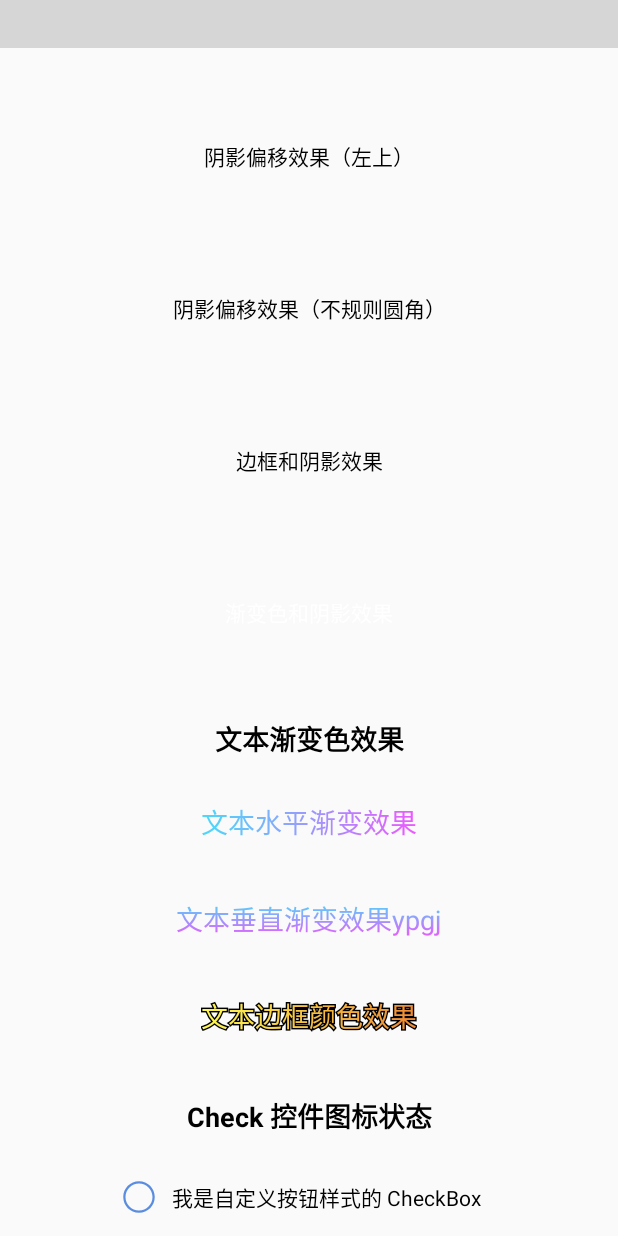
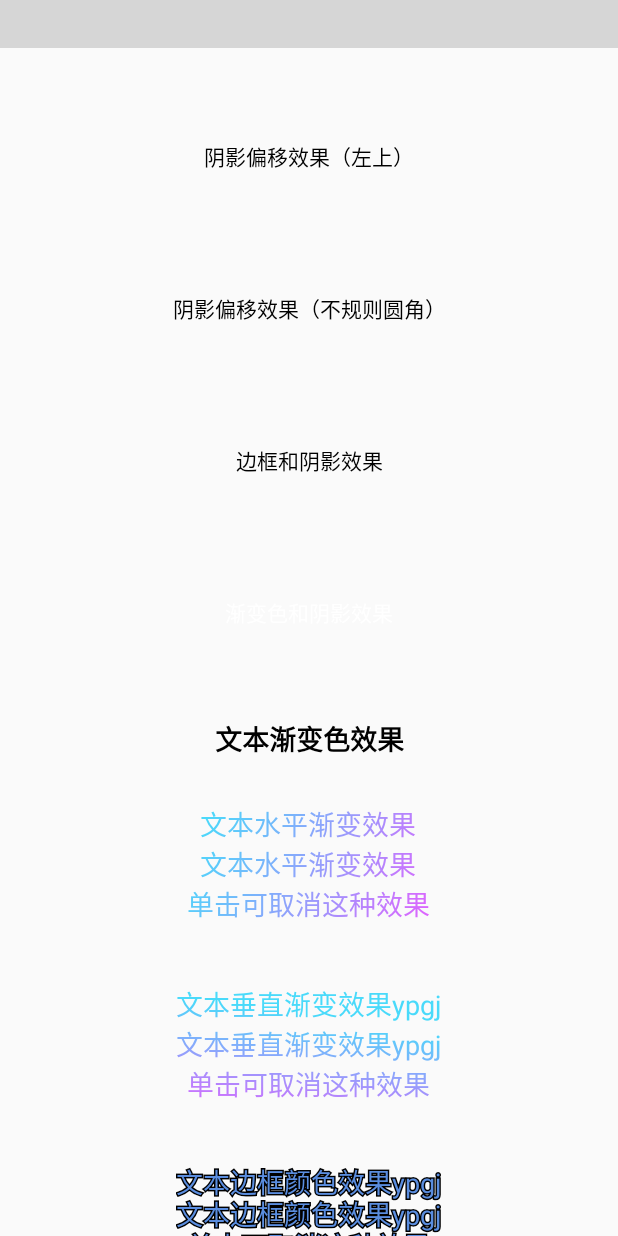
Before and after one commit to getActivity/ShapeView, an Android app: the screen it shows after launch (MainActivity), scrolled down 1108 dp, on a phone screen of 412 x 824 dp. Run offline under Robolectric (Android 15) with nearby library versions, the phone set to English and light mode, and no system bars; plain views replace TitleBar; 17 statements that could not run were skipped; grey boxes are pictures that could not be loaded.

Commit message:
修复无法在文本多行的情况下显示文本渐变色的问题

```diff
--- a/app/src/main/java/com/hjq/shape/demo/MainActivity.java
+++ b/app/src/main/java/com/hjq/shape/demo/MainActivity.java
@@ -4,10 +4,11 @@ import android.content.Intent;
 import android.net.Uri;
 import android.os.Bundle;
 import android.support.v7.app.AppCompatActivity;
-import android.view.View;
 import com.hjq.bar.OnTitleBarListener;
 import com.hjq.bar.TitleBar;
+import com.hjq.shape.builder.TextColorBuilder;
 import com.hjq.shape.view.ShapeButton;
+import com.hjq.shape.view.ShapeTextView;
 
 public class MainActivity extends AppCompatActivity {
 
@@ -27,10 +28,7 @@ public class MainActivity extends AppCompatActivity {
         });
 
         ShapeButton shapeButton = findViewById(R.id.btn_main_test);
-        shapeButton.setOnClickListener(new View.OnClickListener() {
-            @Override
-            public void onClick(View v) {
-
+        shapeButton.setOnClickListener(v -> {
             shapeButton.getShapeDrawableBuilder()
                     .setSolidColor(0xFF000000)
                     .setStrokeColor(0xFF5A8DDF)
@@ -41,6 +39,51 @@ public class MainActivity extends AppCompatActivity {
                     .intoTextColor();
 
             shapeButton.setText("颜色已经改变啦");
+        });
+
+        ShapeTextView gradientHorizontalTextView = findViewById(R.id.tv_main_gradient_horizontal);
+        gradientHorizontalTextView.setOnClickListener(v -> {
+            TextColorBuilder textColorBuilder = gradientHorizontalTextView.getTextColorBuilder();
+            if (textColorBuilder.isTextGradientColorsEnable()) {
+                textColorBuilder.clearTextGradientColor();
+            } else {
+                textColorBuilder.setTextGradientColors(new int[] {0xFF49DAFA, 0xFFED58FF})
+                    .intoTextColor();
+            }
+        });
+
+        ShapeTextView gradientVerticalTextView = findViewById(R.id.tv_main_gradient_vertical);
+        gradientVerticalTextView.setOnClickListener(v -> {
+            TextColorBuilder textColorBuilder = gradientVerticalTextView.getTextColorBuilder();
+            if (textColorBuilder.isTextGradientColorsEnable()) {
+                textColorBuilder.clearTextGradientColor();
+            } else {
+                textColorBuilder.setTextGradientColors(new int[] {0xFF49DAFA, 0xFFED58FF})
+                    .intoTextColor();
+            }
+        });
+
+        ShapeTextView strokeTextView = findViewById(R.id.tv_main_stroke);
+        strokeTextView.setOnClickListener(v -> {
+            TextColorBuilder textColorBuilder = strokeTextView.getTextColorBuilder();
+            if (textColorBuilder.isTextStrokeColorEnable()) {
+                textColorBuilder.clearTextStrokeColor();
+            } else {
+                textColorBuilder.setTextStrokeColor(0xFF000000)
+                    .intoTextColor();
+            }
+        });
+
+        ShapeTextView gradientAndStrokeTextView = findViewById(R.id.tv_main_gradient_and_stroke);
+        gradientAndStrokeTextView.setOnClickListener(v -> {
+            TextColorBuilder textColorBuilder = gradientAndStrokeTextView.getTextColorBuilder();
+            if (textColorBuilder.isTextGradientColorsEnable() && textColorBuilder.isTextStrokeColorEnable()) {
+                textColorBuilder.clearTextGradientColor();
+                textColorBuilder.clearTextStrokeColor();
+            } else {
+                textColorBuilder.setTextGradientColors(new int[] {0xFF49DAFA, 0xFFED58FF})
+                    .setTextStrokeColor(0xFF000000)
+                    .intoTextColor();
             }
         });
     }
--- a/app/src/main/res/layout/activity_main.xml
+++ b/app/src/main/res/layout/activity_main.xml
@@ -367,38 +367,53 @@
                 android:textStyle="bold" />
 
             <com.hjq.shape.view.ShapeTextView
+                android:id="@+id/tv_main_gradient_horizontal"
                 android:layout_width="wrap_content"
                 android:layout_height="wrap_content"
                 android:layout_margin="10dp"
                 android:gravity="center"
                 android:padding="10dp"
-                android:text="文本水平渐变效果"
+                android:text="文本水平渐变效果\n文本水平渐变效果\n单击可取消这种效果"
                 android:textSize="18sp"
                 app:shape_textEndColor="#ED58FF"
                 app:shape_textGradientOrientation="horizontal"
                 app:shape_textStartColor="#49DAFA" />
 
             <com.hjq.shape.view.ShapeTextView
+                android:id="@+id/tv_main_gradient_vertical"
                 android:layout_width="wrap_content"
                 android:layout_height="wrap_content"
                 android:layout_margin="10dp"
                 android:gravity="center"
                 android:padding="10dp"
-                android:text="文本垂直渐变效果ypgj"
+                android:text="文本垂直渐变效果ypgj\n文本垂直渐变效果ypgj\n单击可取消这种效果"
                 android:textSize="18sp"
                 app:shape_textEndColor="#ED58FF"
                 app:shape_textGradientOrientation="vertical"
                 app:shape_textStartColor="#49DAFA" />
 
             <com.hjq.shape.view.ShapeTextView
+                android:id="@+id/tv_main_stroke"
                 android:layout_width="wrap_content"
                 android:layout_height="wrap_content"
                 android:layout_margin="10dp"
                 android:gravity="center"
                 android:padding="10dp"
-                android:text="文本边框颜色效果"
+                android:text="文本边框颜色效果ypgj\n文本边框颜色效果ypgj\n单击可取消这种效果"
                 android:textSize="18sp"
                 app:shape_textColor="#5A8DDF"
+                app:shape_textStrokeColor="#FF000000"
+                app:shape_textStrokeSize="2sp" />
+
+            <com.hjq.shape.view.ShapeTextView
+                android:id="@+id/tv_main_gradient_and_stroke"
+                android:layout_width="wrap_content"
+                android:layout_height="wrap_content"
+                android:layout_margin="10dp"
+                android:gravity="center"
+                android:padding="10dp"
+                android:text="文本边框色+渐变色效果ypgj\n文本边框色+渐变色效果ypgj\n单击可取消这种效果"
+                android:textSize="18sp"
                 app:shape_textEndColor="#f08833"
                 app:shape_textGradientOrientation="horizontal"
                 app:shape_textStartColor="#fefa54"
--- a/library/src/main/java/com/hjq/shape/builder/TextColorBuilder.java
+++ b/library/src/main/java/com/hjq/shape/builder/TextColorBuilder.java
@@ -2,16 +2,22 @@ package com.hjq.shape.builder;
 
 import android.content.res.ColorStateList;
 import android.content.res.TypedArray;
+import android.graphics.Canvas;
 import android.graphics.Color;
+import android.graphics.LinearGradient;
+import android.graphics.Paint;
+import android.graphics.Shader;
+import android.support.annotation.NonNull;
 import android.support.annotation.Nullable;
 import android.text.SpannableStringBuilder;
 import android.text.Spanned;
+import android.widget.LinearLayout;
 import android.widget.TextView;
+import android.widget.TextView.BufferType;
 import com.hjq.shape.config.ITextColorStyleable;
 import com.hjq.shape.config.ITextViewAttribute;
 import com.hjq.shape.other.TextViewAttribute;
 import com.hjq.shape.span.LinearGradientFontSpan;
-import com.hjq.shape.span.MultiFontSpan;
 import com.hjq.shape.span.StrokeFontSpan;
 
 /**
@@ -21,6 +27,11 @@ import com.hjq.shape.span.StrokeFontSpan;
  *    desc   : TextColor 构建类
  */
 public final class TextColorBuilder {
+
+    /** 水平渐变方向 */
+    public static final int GRADIENT_ORIENTATION_HORIZONTAL = LinearLayout.HORIZONTAL;
+    /** 垂直渐变方向 */
+    public static final int GRADIENT_ORIENTATION_VERTICAL = LinearLayout.VERTICAL;
 
     private final TextView mTextView;
     private final ITextViewAttribute mTextViewAttribute;
@@ -194,39 +205,37 @@ public final class TextColorBuilder {
         return mTextStrokeColor != Color.TRANSPARENT && mTextStrokeSize > 0;
     }
 
-    public void clearTextSpannable() {
-        mTextStrokeColor = Color.TRANSPARENT;
-        mTextStrokeSize = 0;
+    /**
+     * 清除文本渐变色
+     */
+    public void clearTextGradientColor() {
         if (!isTextGradientColorsEnable()) {
             mTextView.setTextColor(mTextColor);
         }
-        mTextView.setText(mTextView.getText().toString());
+        mTextGradientColors = null;
+        mTextView.postInvalidate();
     }
 
-    public SpannableStringBuilder buildTextSpannable(CharSequence text) {
+    /**
+     * 清除文本边框色
+     */
+    public void clearTextStrokeColor() {
+        mTextStrokeColor = Color.TRANSPARENT;
+        mTextView.setText(mTextView.getText().toString(), BufferType.NORMAL);
+    }
+
+    public SpannableStringBuilder buildStrokeFontSpannable(CharSequence text) {
         SpannableStringBuilder builder = new SpannableStringBuilder(text);
 
-        LinearGradientFontSpan linearGradientFontSpan = null;
         StrokeFontSpan strokeFontSpan = null;
 
-        if (isTextGradientColorsEnable()) {
-            linearGradientFontSpan = new LinearGradientFontSpan(mTextViewAttribute)
-                    .setTextGradientColor(mTextGradientColors)
-                    .setTextGradientOrientation(mTextGradientOrientation)
-                    .setTextGradientPositions(null);
-        }
         if (isTextStrokeColorEnable()) {
             strokeFontSpan = new StrokeFontSpan(mTextViewAttribute)
                     .setTextStrokeColor(mTextStrokeColor)
                     .setTextStrokeSize(mTextStrokeSize);
         }
 
-        if (linearGradientFontSpan != null && strokeFontSpan != null) {
-            MultiFontSpan multiFontSpan = new MultiFontSpan(mTextViewAttribute, strokeFontSpan, linearGradientFontSpan);
-            builder.setSpan(multiFontSpan, 0, builder.length(), Spanned.SPAN_EXCLUSIVE_EXCLUSIVE);
-        } else if (linearGradientFontSpan != null) {
-            builder.setSpan(linearGradientFontSpan, 0, builder.length(), Spanned.SPAN_EXCLUSIVE_EXCLUSIVE);
-        } else if (strokeFontSpan != null) {
+        if (strokeFontSpan != null) {
             strokeFontSpan.setTextSolidColor(mTextColor);
             builder.setSpan(strokeFontSpan, 0, builder.length(), Spanned.SPAN_EXCLUSIVE_EXCLUSIVE);
         }
@@ -294,9 +303,41 @@ public final class TextColorBuilder {
     }
 
     public void intoTextColor() {
+        if (isTextGradientColorsEnable()) {
+            // 如果 TextView 设置了不透明，那么就强制给它设置成不透明的
+            mTextColor = mTextColor | 0xFF000000;
+        }
+
         mTextView.setTextColor(buildColorState());
-        if (isTextGradientColorsEnable() || isTextStrokeColorEnable()) {
-            mTextView.setText(buildTextSpannable(mTextView.getText()));
+
+        if (isTextStrokeColorEnable()) {
+            mTextView.setText(buildStrokeFontSpannable(mTextView.getText().toString()), BufferType.SPANNABLE);
+        }
+
+        mTextView.postInvalidate();
+    }
+
+    public void onDraw(@NonNull Canvas canvas, Paint paint) {
+        if (isTextGradientColorsEnable()) {
+            LinearGradient linearGradient;
+            if (mTextGradientOrientation == GRADIENT_ORIENTATION_VERTICAL) {
+                linearGradient = new LinearGradient(
+                    mTextView.getPaddingLeft(), mTextView.getPaddingTop(), 0,
+                    (float) canvas.getHeight() - mTextView.getPaddingBottom(),
+                    mTextGradientColors, null, Shader.TileMode.CLAMP);
+            } else {
+                linearGradient = new LinearGradient(
+                    mTextView.getPaddingLeft(), mTextView.getPaddingTop(),
+                    (float) canvas.getWidth() - mTextView.getPaddingEnd(),
+                    (float) canvas.getHeight() - mTextView.getPaddingBottom(),
+                    mTextGradientColors, null, Shader.TileMode.CLAMP);
+            }
+            paint.setShader(linearGradient);
+        } else {
+            Shader shader = paint.getShader();
+            if (shader instanceof LinearGradient) {
+                paint.setShader(null);
+            }
         }
     }
 }
--- a/library/src/main/java/com/hjq/shape/span/StrokeFontSpan.java
+++ b/library/src/main/java/com/hjq/shape/span/StrokeFontSpan.java
@@ -52,6 +52,8 @@ public class StrokeFontSpan extends CommonFontSpan {
     public void onDraw(@NonNull Canvas canvas, @NonNull Paint paint, CharSequence text, float textWidth,
                                 int start, int end, float x, int top, int y, int bottom) {
         mStrokePaint.set(paint);
+        // 这里要把 Shader 清掉，避免把文本渐变色也带进来
+        mStrokePaint.setShader(null);
         // 设置抗锯齿
         mStrokePaint.setAntiAlias(true);
         // 设置防抖动
@@ -66,7 +68,7 @@ public class StrokeFontSpan extends CommonFontSpan {
         // 绘制文本描边
         canvas.drawText(text, start, end, x, y, mStrokePaint);
 
-        // 绘制文本内容
+        // 绘制原文本内容
         if (mTextSolidColor != Color.TRANSPARENT) {
             paint.setColor(mTextSolidColor);
             canvas.drawText(text, start, end, x, y, paint);
--- a/library/src/main/java/com/hjq/shape/view/ShapeButton.java
+++ b/library/src/main/java/com/hjq/shape/view/ShapeButton.java
@@ -2,9 +2,9 @@ package com.hjq.shape.view;
 
 import android.content.Context;
 import android.content.res.TypedArray;
+import android.graphics.Canvas;
 import android.support.v7.widget.AppCompatButton;
 import android.util.AttributeSet;
-
 import com.hjq.shape.R;
 import com.hjq.shape.builder.ShapeDrawableBuilder;
 import com.hjq.shape.builder.TextColorBuilder;
@@ -43,12 +43,7 @@ public class ShapeButton extends AppCompatButton implements
         typedArray.recycle();
 
         mShapeDrawableBuilder.intoBackground();
-
-        if (mTextColorBuilder.isTextGradientColorsEnable() || mTextColorBuilder.isTextStrokeColorEnable()) {
-            setText(getText());
-        } else {
-            mTextColorBuilder.intoTextColor();
-        }
+        mTextColorBuilder.intoTextColor();
     }
 
     @Override
@@ -62,12 +57,19 @@ public class ShapeButton extends AppCompatButton implements
 
     @Override
     public void setText(CharSequence text, BufferType type) {
-        if (mTextColorBuilder != null &&
-                (mTextColorBuilder.isTextGradientColorsEnable() || mTextColorBuilder.isTextStrokeColorEnable())) {
-            super.setText(mTextColorBuilder.buildTextSpannable(text), type);
+        if (type != BufferType.SPANNABLE  &&
+            mTextColorBuilder != null &&
+            mTextColorBuilder.isTextStrokeColorEnable()) {
+            super.setText(mTextColorBuilder.buildStrokeFontSpannable(text), BufferType.SPANNABLE);
         } else {
             super.setText(text, type);
         }
+    }
+
+    @Override
+    protected void onDraw(Canvas canvas) {
+        mTextColorBuilder.onDraw(canvas, getPaint());
+        super.onDraw(canvas);
     }
 
     @Override
--- a/library/src/main/java/com/hjq/shape/view/ShapeCheckBox.java
+++ b/library/src/main/java/com/hjq/shape/view/ShapeCheckBox.java
@@ -2,10 +2,10 @@ package com.hjq.shape.view;
 
 import android.content.Context;
 import android.content.res.TypedArray;
+import android.graphics.Canvas;
 import android.graphics.drawable.Drawable;
 import android.support.v7.widget.AppCompatCheckBox;
 import android.util.AttributeSet;
-
 import com.hjq.shape.R;
 import com.hjq.shape.builder.ButtonDrawableBuilder;
 import com.hjq.shape.builder.ShapeDrawableBuilder;
@@ -48,13 +48,7 @@ public class ShapeCheckBox extends AppCompatCheckBox implements
         typedArray.recycle();
 
         mShapeDrawableBuilder.intoBackground();
-
-        if (mTextColorBuilder.isTextGradientColorsEnable() || mTextColorBuilder.isTextStrokeColorEnable()) {
-            setText(getText());
-        } else {
-            mTextColorBuilder.intoTextColor();
-        }
-
+        mTextColorBuilder.intoTextColor();
         mButtonDrawableBuilder.intoButtonDrawable();
     }
 
@@ -68,22 +62,29 @@ public class ShapeCheckBox extends AppCompatCheckBox implements
     }
 
     @Override
+    public void setButtonDrawable(Drawable drawable) {
+        super.setButtonDrawable(drawable);
+        if (mButtonDrawableBuilder == null) {
+            return;
+        }
+        mButtonDrawableBuilder.setButtonDrawable(drawable);
+    }
+
+    @Override
     public void setText(CharSequence text, BufferType type) {
-        if (mTextColorBuilder != null &&
-                (mTextColorBuilder.isTextGradientColorsEnable() || mTextColorBuilder.isTextStrokeColorEnable())) {
-            super.setText(mTextColorBuilder.buildTextSpannable(text), type);
+        if (type != BufferType.SPANNABLE  &&
+            mTextColorBuilder != null &&
+            mTextColorBuilder.isTextStrokeColorEnable()) {
+            super.setText(mTextColorBuilder.buildStrokeFontSpannable(text), BufferType.SPANNABLE);
         } else {
             super.setText(text, type);
         }
     }
 
     @Override
-    public void setButtonDrawable(Drawable drawable) {
-        super.setButtonDrawable(drawable);
-        if (mButtonDrawableBuilder == null) {
-            return;
-        }
-        mButtonDrawableBuilder.setButtonDrawable(drawable);
+    protected void onDraw(Canvas canvas) {
+        mTextColorBuilder.onDraw(canvas, getPaint());
+        super.onDraw(canvas);
     }
 
     @Override
--- a/library/src/main/java/com/hjq/shape/view/ShapeRadioButton.java
+++ b/library/src/main/java/com/hjq/shape/view/ShapeRadioButton.java
@@ -2,10 +2,10 @@ package com.hjq.shape.view;
 
 import android.content.Context;
 import android.content.res.TypedArray;
+import android.graphics.Canvas;
 import android.graphics.drawable.Drawable;
 import android.support.v7.widget.AppCompatRadioButton;
 import android.util.AttributeSet;
-
 import com.hjq.shape.R;
 import com.hjq.shape.builder.ButtonDrawableBuilder;
 import com.hjq.shape.builder.ShapeDrawableBuilder;
@@ -48,13 +48,7 @@ public class ShapeRadioButton extends AppCompatRadioButton implements
         typedArray.recycle();
 
         mShapeDrawableBuilder.intoBackground();
-
-        if (mTextColorBuilder.isTextGradientColorsEnable() || mTextColorBuilder.isTextStrokeColorEnable()) {
-            setText(getText());
-        } else {
-            mTextColorBuilder.intoTextColor();
-        }
-
+        mTextColorBuilder.intoTextColor();
         mButtonDrawableBuilder.intoButtonDrawable();
     }
 
@@ -68,22 +62,29 @@ public class ShapeRadioButton extends AppCompatRadioButton implements
     }
 
     @Override
+    public void setButtonDrawable(Drawable drawable) {
+        super.setButtonDrawable(drawable);
+        if (mButtonDrawableBuilder == null) {
+            return;
+        }
+        mButtonDrawableBuilder.setButtonDrawable(drawable);
+    }
+
+    @Override
     public void setText(CharSequence text, BufferType type) {
-        if (mTextColorBuilder != null &&
-                (mTextColorBuilder.isTextGradientColorsEnable() || mTextColorBuilder.isTextStrokeColorEnable())) {
-            super.setText(mTextColorBuilder.buildTextSpannable(text), type);
+        if (type != BufferType.SPANNABLE  &&
+            mTextColorBuilder != null &&
+            mTextColorBuilder.isTextStrokeColorEnable()) {
+            super.setText(mTextColorBuilder.buildStrokeFontSpannable(text), BufferType.SPANNABLE);
         } else {
             super.setText(text, type);
         }
     }
 
     @Override
-    public void setButtonDrawable(Drawable drawable) {
-        super.setButtonDrawable(drawable);
-        if (mButtonDrawableBuilder == null) {
-            return;
-        }
-        mButtonDrawableBuilder.setButtonDrawable(drawable);
+    protected void onDraw(Canvas canvas) {
+        mTextColorBuilder.onDraw(canvas, getPaint());
+        super.onDraw(canvas);
     }
 
     @Override
--- a/library/src/main/java/com/hjq/shape/view/ShapeTextView.java
+++ b/library/src/main/java/com/hjq/shape/view/ShapeTextView.java
@@ -2,9 +2,9 @@ package com.hjq.shape.view;
 
 import android.content.Context;
 import android.content.res.TypedArray;
+import android.graphics.Canvas;
 import android.support.v7.widget.AppCompatTextView;
 import android.util.AttributeSet;
-
 import com.hjq.shape.R;
 import com.hjq.shape.builder.ShapeDrawableBuilder;
 import com.hjq.shape.builder.TextColorBuilder;
@@ -43,12 +43,7 @@ public class ShapeTextView extends AppCompatTextView implements
         typedArray.recycle();
 
         mShapeDrawableBuilder.intoBackground();
-
-        if (mTextColorBuilder.isTextGradientColorsEnable() || mTextColorBuilder.isTextStrokeColorEnable()) {
-            setText(getText());
-        } else {
-            mTextColorBuilder.intoTextColor();
-        }
+        mTextColorBuilder.intoTextColor();
     }
 
     @Override
@@ -62,12 +57,19 @@ public class ShapeTextView extends AppCompatTextView implements
 
     @Override
     public void setText(CharSequence text, BufferType type) {
-        if (mTextColorBuilder != null &&
-                (mTextColorBuilder.isTextGradientColorsEnable() || mTextColorBuilder.isTextStrokeColorEnable())) {
-            super.setText(mTextColorBuilder.buildTextSpannable(text), type);
+        if (type != BufferType.SPANNABLE  &&
+            mTextColorBuilder != null &&
+            mTextColorBuilder.isTextStrokeColorEnable()) {
+            super.setText(mTextColorBuilder.buildStrokeFontSpannable(text), BufferType.SPANNABLE);
         } else {
             super.setText(text, type);
         }
+    }
+
+    @Override
+    protected void onDraw(Canvas canvas) {
+        mTextColorBuilder.onDraw(canvas, getPaint());
+        super.onDraw(canvas);
     }
 
     @Override
```
Also changed, not shown: library/src/main/java/com/hjq/shape/view/ShapeEditText.java (+12 -10 lines). Lines whose indentation alone changed are shown as unchanged.
